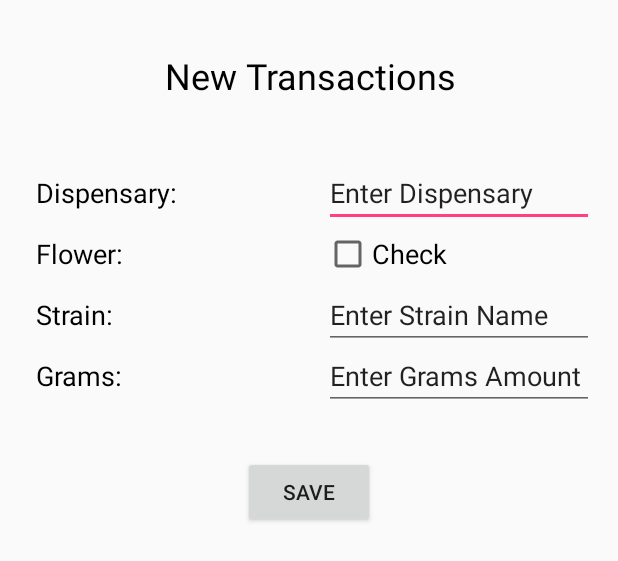
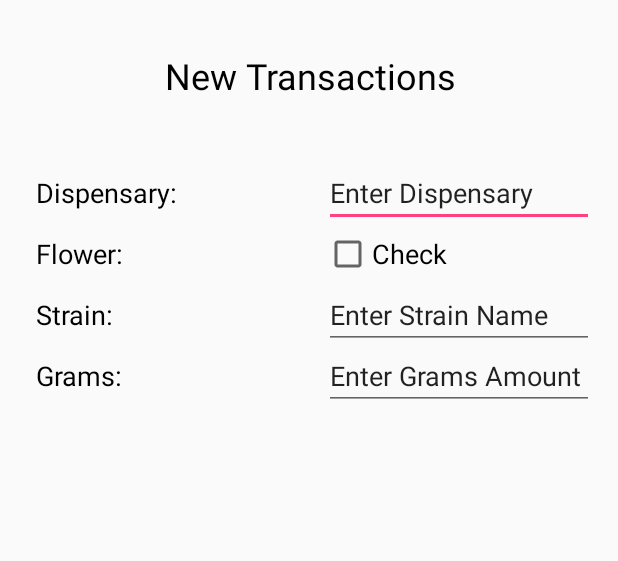
Before and after one commit to felicia-uri/NMMedicalCannabis, an Android app: the layout new_transaction.xml on its own in the app's theme, with its tools: preview values and no code run, on a phone screen of 412 x 824 dp. Shown: the top 561 px of the screen. Run offline under Robolectric (Android 15) with nearby library versions, the phone set to English and light mode, and no system bars.

Commit message:
Update Project.

```diff
--- a/app/src/main/java/edu/cnm/deepdive/nmmedicalcannabis/helpers/OrmHelper.java
+++ b/app/src/main/java/edu/cnm/deepdive/nmmedicalcannabis/helpers/OrmHelper.java
@@ -65,6 +65,7 @@ public class OrmHelper extends OrmLiteSqliteOpenHelper {
     Calendar calendar = Calendar.getInstance();
 
       PatientCardDatabaseTable patientCardDatabaseTable = new PatientCardDatabaseTable();
+      patientCardDatabaseTable.getCardID();
 //      patientCardDatabaseTable.setCardID();
 //      calendar.set(2017, 8, 9);
 //      patientCardDatabaseTable.setIssueDate(calendar.getTime());
--- a/app/src/main/res/layout/new_transaction.xml
+++ b/app/src/main/res/layout/new_transaction.xml
@@ -164,26 +164,26 @@
     android:orientation="horizontal"/>
 
   <!--Save button-->
-  <Button
-    android:id="@+id/save_new_transaction_button"
-    android:layout_width="wrap_content"
-    android:layout_height="wrap_content"
-    android:layout_marginBottom="16dp"
-    android:text="@string/button_save_new_transaction"
-    app:layout_constraintBottom_toTopOf="@+id/guideline6"
-    app:layout_constraintHorizontal_bias="0.501"
-    app:layout_constraintLeft_toLeftOf="parent"
-    app:layout_constraintRight_toRightOf="parent"
-    app:layout_constraintTop_toTopOf="@+id/guideline5"
-    app:layout_constraintVertical_bias="0.333"/>
+  <!--<Button-->
+    <!--android:id="@+id/save_new_transaction_button"-->
+    <!--android:layout_width="wrap_content"-->
+    <!--android:layout_height="wrap_content"-->
+    <!--android:layout_marginBottom="16dp"-->
+    <!--android:text="@string/create_button"-->
+    <!--app:layout_constraintBottom_toTopOf="@+id/guideline6"-->
+    <!--app:layout_constraintHorizontal_bias="0.501"-->
+    <!--app:layout_constraintLeft_toLeftOf="parent"-->
+    <!--app:layout_constraintRight_toRightOf="parent"-->
+    <!--app:layout_constraintTop_toTopOf="@+id/guideline5"-->
+    <!--app:layout_constraintVertical_bias="0.333"/>-->
 
   <!--Bottom guideline-->
-  <android.support.constraint.Guideline
-    android:layout_width="127dp"
-    android:layout_height="wrap_content"
-    android:id="@+id/guideline6"
-    app:layout_constraintGuide_begin="371dp"
-    android:orientation="horizontal"/>
+  <!--<android.support.constraint.Guideline-->
+    <!--android:layout_width="127dp"-->
+    <!--android:layout_height="wrap_content"-->
+    <!--android:id="@+id/guideline6"-->
+    <!--app:layout_constraintGuide_begin="371dp"-->
+    <!--android:orientation="horizontal"/>-->
 
 
 
--- a/app/src/main/res/values/strings.xml
+++ b/app/src/main/res/values/strings.xml
@@ -27,6 +27,7 @@
   <string name="button_save">Save</string>
   <string name="button_login">Login</string>
   <string name="cancel_button">Cancel</string>
+  <string name="create_button">Create</string>
 
   <!--menuSettings-->
   <string name="menu_settings">Settings</string>
```
